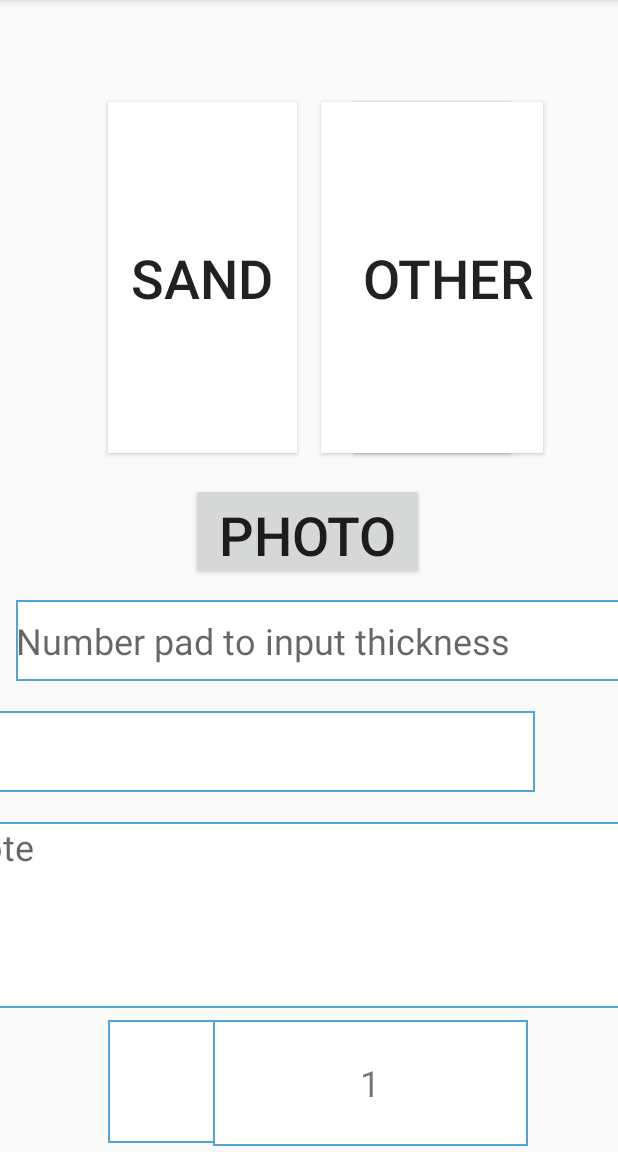
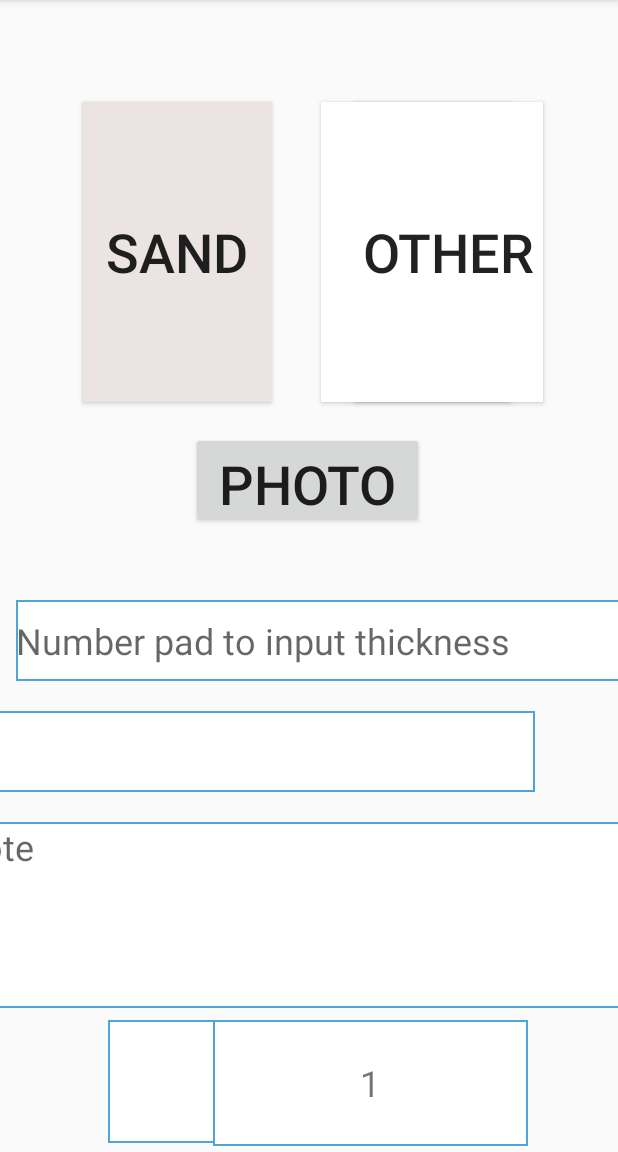
Before and after one commit to jcliang001/geologyProject, an Android app: the DataCollection screen opened directly, with no data from a screen before it, on a phone screen of 412 x 824 dp, the part 84-1236 px from its top. Run offline under Robolectric (Android 15) with nearby library versions, the phone set to English and light mode, and no system bars.

Commit message:
Add styling

```diff
--- a/app/src/main/res/layout/data_collection.xml
+++ b/app/src/main/res/layout/data_collection.xml
@@ -9,25 +9,26 @@
     <Button
             android:text="Mud"
             android:layout_width="126dp"
-            android:layout_height="234dp"
+            android:layout_height="200dp"
             android:id="@+id/btn_mud"
             android:background="#FFFFFF"
             android:layout_marginTop="68dp"
             app:layout_constraintTop_toTopOf="parent"
             android:layout_marginEnd="72dp" app:layout_constraintEnd_toEndOf="parent"
-            android:textSize="36dp"/>
+            android:textSize="36dp" android:cursorVisible="true"/>
 
     <Button
             android:text="Sand"
             android:layout_width="126dp"
-            android:layout_height="234dp" app:layout_constraintTop_toTopOf="parent"
+            android:layout_height="200dp" app:layout_constraintTop_toTopOf="parent"
             android:layout_marginTop="68dp" android:id="@+id/btn_sand"
-            android:background="#FFFFFF"
-            android:layout_marginStart="72dp" app:layout_constraintStart_toStartOf="parent" android:textSize="36dp"/>
+            android:background="#ECE3E3"
+            android:layout_marginStart="8dp" app:layout_constraintStart_toStartOf="parent"
+            android:textSize="36dp" android:layout_marginEnd="8dp" app:layout_constraintEnd_toStartOf="@+id/btn_other"/>
     <Button
             android:text="OTHER"
             android:layout_width="126dp"
-            android:layout_height="234dp" app:layout_constraintTop_toTopOf="parent"
+            android:layout_height="200dp" app:layout_constraintTop_toTopOf="parent"
             android:layout_marginTop="68dp" android:id="@+id/btn_other"
             android:background="#FFFFFF"
             android:layout_marginStart="236dp" app:layout_constraintStart_toStartOf="parent" android:textSize="36dp"/>
@@ -51,23 +52,27 @@
     <Button
             android:text="Save"
             android:layout_width="137dp"
-            android:layout_height="116dp"
+            android:layout_height="80dp"
             android:id="@+id/btn_save"
             app:layout_constraintStart_toStartOf="parent"
             android:layout_marginStart="84dp"
             android:textSize="30dp"
-            android:layout_marginTop="28dp" app:layout_constraintTop_toBottomOf="@+id/id_file_display"/>
+            android:layout_marginTop="28dp" app:layout_constraintTop_toBottomOf="@+id/id_file_display"
+            android:background="#009688" style="@android:style/Widget.Material.Button.Colored"
+            android:layout_marginBottom="8dp" app:layout_constraintBottom_toBottomOf="parent"/>
 
     <Button
             android:text="END OF RUN"
-            android:layout_width="137dp"
-            android:layout_height="116dp"
+            android:layout_width="145dp"
+            android:layout_height="80dp"
             android:id="@+id/btn_end"
             app:layout_constraintEnd_toEndOf="parent"
             android:layout_marginEnd="52dp"
             app:layout_constraintStart_toEndOf="@+id/btn_save" android:layout_marginStart="8dp"
             app:layout_constraintHorizontal_bias="0.808" android:textSize="24dp" android:layout_marginTop="28dp"
-            app:layout_constraintTop_toBottomOf="@+id/id_layer_count"/>
+            app:layout_constraintTop_toBottomOf="@+id/id_layer_count" android:background="#F44336"
+            style="@android:style/Widget.Material.Button.Colored" android:layout_marginBottom="8dp"
+            app:layout_constraintBottom_toBottomOf="parent"/>
     <EditText
             android:layout_width="469dp"
             android:layout_height="54dp"
```
Also changed, not shown: app/src/main/res/layout/activity_main.xml (+11 -7 lines).
